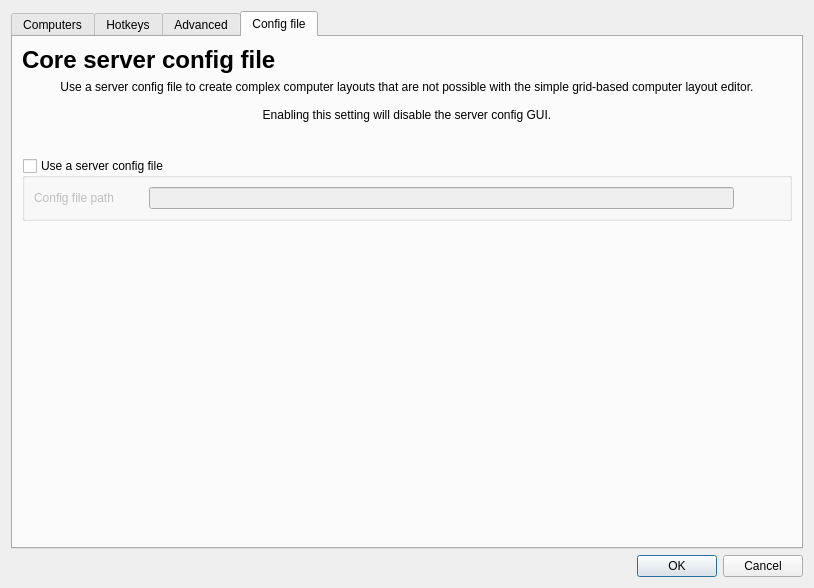
This is src/apps/deskflow-gui/dialogs/ServerConfigDialog.ui in deskflow/deskflow as Qt 5 draws it before an edit. The edited form follows.
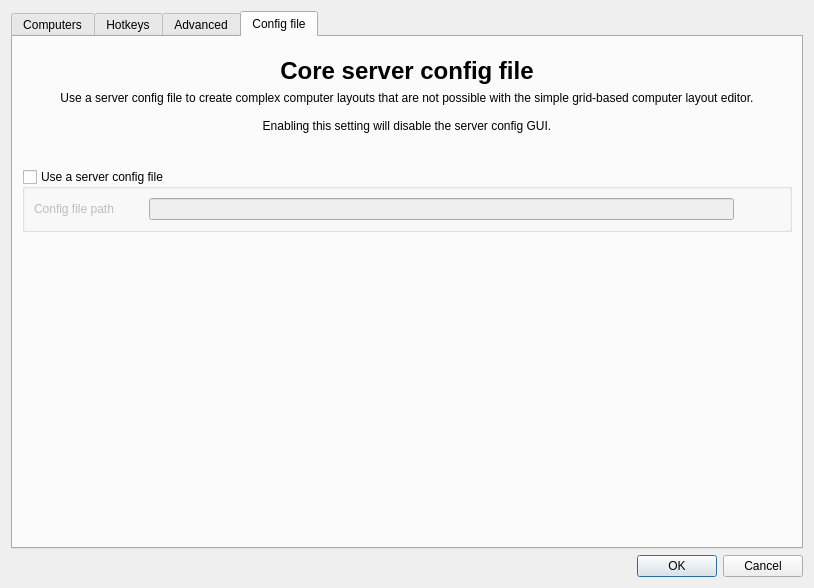
This is the edited form. The open tabs and pages were chosen to show the change. Icons and pictures are not drawn. Custom widgets are drawn as their Qt base class.

```diff
--- a/src/apps/deskflow-gui/dialogs/ServerConfigDialog.ui
+++ b/src/apps/deskflow-gui/dialogs/ServerConfigDialog.ui
@@ -821,6 +821,9 @@
        <string>Config file</string>
       </attribute>
       <layout class="QVBoxLayout" name="verticalLayout">
+       <property name="topMargin">
+        <number>20</number>
+       </property>
        <item>
         <widget class="QLabel" name="label_5">
          <property name="font">
@@ -835,6 +838,9 @@
          <property name="textFormat">
           <enum>Qt::TextFormat::PlainText</enum>
          </property>
+         <property name="alignment">
+          <set>Qt::AlignmentFlag::AlignCenter</set>
+         </property>
         </widget>
        </item>
        <item>
```
Left out of the diff: 18 changed lines with no effect on the pictures.
